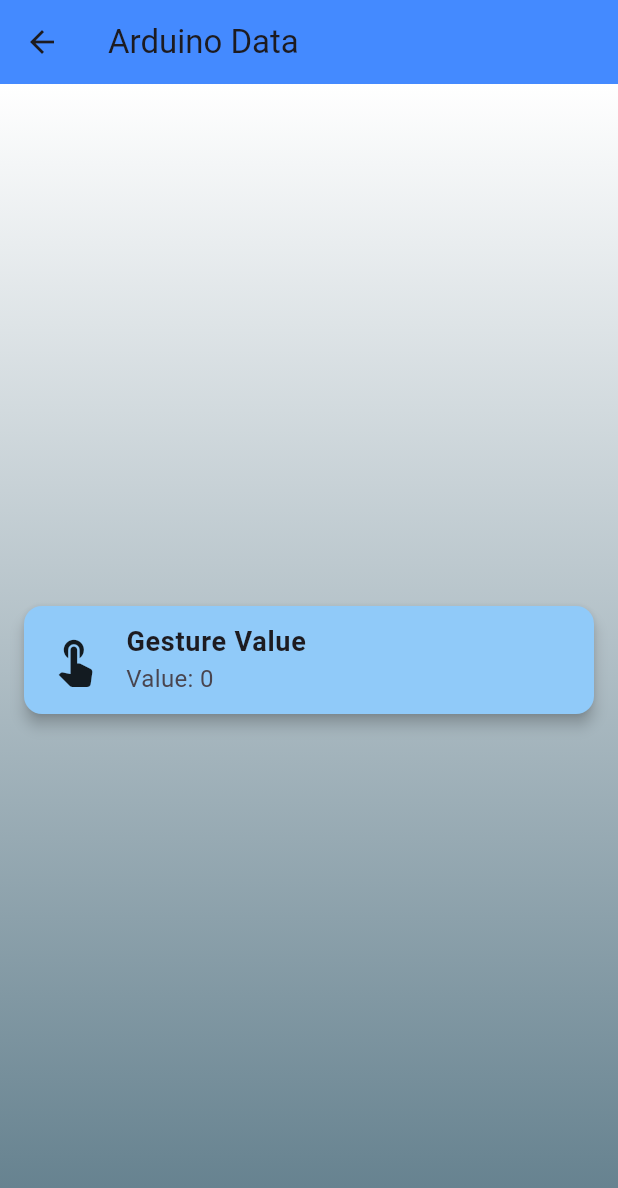
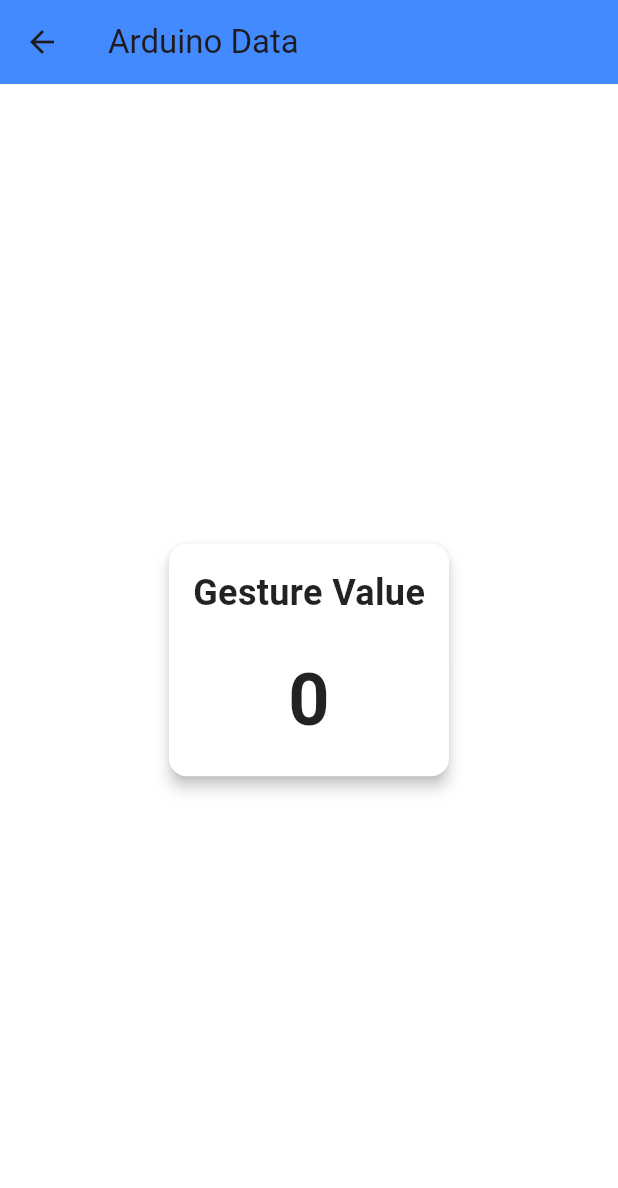
Before and after one commit to JamesMWaller/MobileAndUbiquitousComputing, a Flutter app: the ArduinoDataDisplay screen opened directly, on a phone screen of 412 x 824 dp. Shown: the top 1188 px of the screen. Run offline on Flutter 3.47's test engine with Material 3 defaults, Android fonts, the phone set to English and light mode, and no system bars; our stand-ins replace curved_navigation_bar, fl_chart, flutter_blue_plus, image_picker, permission_handler.

Commit message:
updated pages to allign with dark mode rules

```diff
--- a/flutter_ble/lib/NavToolBar/Items/arduino_data_display.dart
+++ b/flutter_ble/lib/NavToolBar/Items/arduino_data_display.dart
@@ -1,8 +1,10 @@
 import 'package:flutter/material.dart';
+import 'package:provider/provider.dart';
 import '../../Bluetooth/my_bluetooth_service.dart';
+import 'theme_provider.dart'; // Adjust path as needed
 
 class ArduinoDataDisplay extends StatefulWidget {
-  const ArduinoDataDisplay({super.key});
+  const ArduinoDataDisplay({Key? key}) : super(key: key);
 
   @override
   _ArduinoDataDisplayState createState() => _ArduinoDataDisplayState();
@@ -24,7 +26,8 @@ class _ArduinoDataDisplayState extends State<ArduinoDataDisplay> {
 
   Future<void> _updateGestureData() async {
     while (mounted) {
-      var rawData = await _bluetoothService.gestureCharacteristic?.read() ?? [0];
+      var rawData =
+          await _bluetoothService.gestureCharacteristic?.read() ?? [0];
       setState(() {
         gestureValue = rawData[0];
       });
@@ -40,15 +43,22 @@ class _ArduinoDataDisplayState extends State<ArduinoDataDisplay> {
 
   @override
   Widget build(BuildContext context) {
+    // Get the current theme mode from the provider
+    final themeProvider = Provider.of<ThemeProvider>(context);
+    bool isDarkMode = themeProvider.isDarkMode;
+
     return Scaffold(
       appBar: AppBar(
         title: const Text("Arduino Data"),
-        backgroundColor: Colors.blueAccent,
+        backgroundColor: isDarkMode ? Colors.black : Colors.blueAccent,
       ),
+      backgroundColor: isDarkMode ? Colors.black : Colors.white,
       body: Container(
-        decoration: const BoxDecoration(
+        decoration: isDarkMode
+            ? const BoxDecoration(color: Colors.black)
+            : const BoxDecoration(
                 gradient: LinearGradient(
-            colors: [Colors.white, Colors.blueGrey],
+                  colors: [Colors.white, Colors.white],
                   begin: Alignment.topCenter,
                   end: Alignment.bottomCenter,
                 ),
@@ -58,9 +68,9 @@ class _ArduinoDataDisplayState extends State<ArduinoDataDisplay> {
           child: Center(
             child: _buildDataCard(
               "Gesture Value",
-              "Value: $gestureValue",
-              icon: Icons.touch_app,
-              cardColor: Colors.blue.shade200,
+              "$gestureValue",
+              cardColor: isDarkMode ? const Color(0xFFBFFF5A) : Colors.white,
+              textColor: isDarkMode ? Colors.black : Colors.black87,
             ),
           ),
         ),
@@ -71,27 +81,38 @@ class _ArduinoDataDisplayState extends State<ArduinoDataDisplay> {
   Widget _buildDataCard(
     String title,
     String value, {
-        IconData? icon,
     Color cardColor = Colors.white,
+    Color textColor = Colors.black,
   }) {
     return Card(
       elevation: 4,
       color: cardColor,
       margin: const EdgeInsets.symmetric(vertical: 10),
       shape: RoundedRectangleBorder(borderRadius: BorderRadius.circular(12)),
-      child: ListTile(
-        leading:
-        icon != null ? Icon(icon, size: 36, color: Colors.black87) : null,
-        title: Text(
+      child: Padding(
+        padding: const EdgeInsets.all(16.0),
+        child: Column(
+          mainAxisSize: MainAxisSize.min,
+          mainAxisAlignment: MainAxisAlignment.center,
+          children: [
+            Text(
               title,
-          style: const TextStyle(
+              style: TextStyle(
                 fontWeight: FontWeight.bold,
-            fontSize: 18,
+                fontSize: 24,
+                color: textColor,
               ),
             ),
-        subtitle: Text(
+            const SizedBox(height: 20),
+            Text(
               value,
-          style: const TextStyle(fontSize: 16),
+              style: TextStyle(
+                fontWeight: FontWeight.bold,
+                fontSize: 48,
+                color: textColor,
+              ),
+            ),
+          ],
         ),
       ),
     );
--- a/flutter_ble/lib/NavToolBar/Items/settings.dart
+++ b/flutter_ble/lib/NavToolBar/Items/settings.dart
@@ -7,6 +7,7 @@ class Settings extends StatelessWidget {
   @override
   Widget build(BuildContext context) {
     final themeProvider = Provider.of<ThemeProvider>(context);
+    bool isDarkMode = themeProvider.isDarkMode;
 
     return Scaffold(
       appBar: AppBar(title: Text("Settings")),
@@ -19,7 +20,12 @@ class Settings extends StatelessWidget {
                 children: [
                   CircleAvatar(
                     radius: 50,
-                    child: Icon(Icons.person, size: 50),
+                    backgroundColor: isDarkMode ? Colors.green : Colors.grey,
+                    child: Icon(
+                      Icons.person,
+                      size: 50,
+                      color: Colors.white,
+                    ),
                   ),
                   SizedBox(height: 10),
                   Text(
@@ -37,10 +43,16 @@ class Settings extends StatelessWidget {
           ),
           Divider(),
           ListTile(
-            leading: Icon(Icons.dark_mode),
+            leading: Icon(
+              Icons.dark_mode,
+              color: isDarkMode ? Colors.green : Colors.grey,
+            ),
             title: Text("Dark Mode"),
             trailing: Switch(
-              value: themeProvider.isDarkMode,
+              value: isDarkMode,
+              activeColor: Colors.green, // Color when dark mode is enabled
+              inactiveThumbColor:
+                  Colors.grey, // Color when dark mode is disabled
               onChanged: (value) {
                 themeProvider.toggleTheme();
               },
```
Lines whose indentation alone changed are shown as unchanged.
